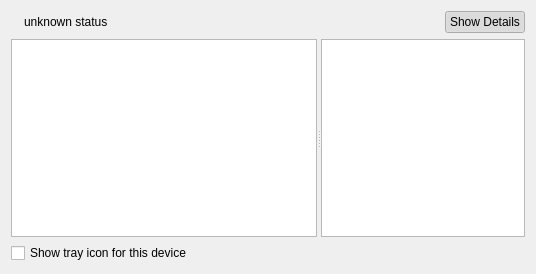
First picture: the form in qnut/devdet.ui, repository dosnut/nut, before the edit.
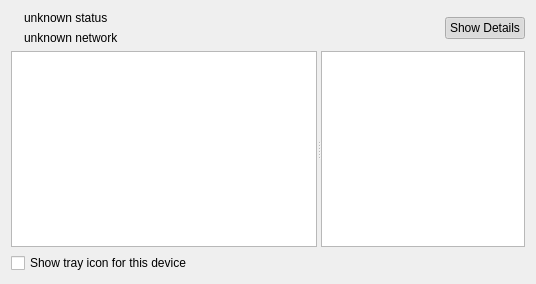
Second picture: the form after the edit. Icons and pictures are not drawn.

Commit message: [qnut] added "copy property" for env/iface details and added network info

```diff
--- a/qnut/devdet.ui
+++ b/qnut/devdet.ui
@@ -1,25 +1,25 @@
 <ui version="4.0" >
  <author>Oliver Groß</author>
  <class>devdet</class>
- <widget class="QWidget" name="devdet" >
-  <property name="geometry" >
+ <widget class="QWidget" name="devdet">
+  <property name="geometry">
    <rect>
     <x>0</x>
     <y>0</y>
     <width>536</width>
-    <height>274</height>
+    <height>284</height>
    </rect>
   </property>
   <property name="windowTitle" >
    <string>Device Details</string>
   </property>
-  <layout class="QVBoxLayout" >
+  <layout class="QVBoxLayout" name="verticalLayout_2">
    <item>
-    <layout class="QHBoxLayout" >
+    <layout class="QHBoxLayout" name="horizontalLayout">
      <item>
-      <widget class="QLabel" name="iconLabel" >
-       <property name="sizePolicy" >
-        <sizepolicy vsizetype="Preferred" hsizetype="Preferred" >
+      <widget class="QLabel" name="iconLabel">
+       <property name="sizePolicy">
+        <sizepolicy hsizetype="Preferred" vsizetype="Preferred">
          <horstretch>0</horstretch>
          <verstretch>0</verstretch>
         </sizepolicy>
@@ -30,27 +30,41 @@
        <property name="pixmap" >
         <pixmap>../../../../../../usr/share/qnut/icons/clear.png</pixmap>
        </property>
+       <property name="alignment">
+        <set>Qt::AlignLeading|Qt::AlignLeft|Qt::AlignTop</set>
+       </property>
       </widget>
      </item>
      <item>
-      <widget class="QLabel" name="statusLabel" >
-       <property name="sizePolicy" >
-        <sizepolicy vsizetype="Preferred" hsizetype="Preferred" >
-         <horstretch>0</horstretch>
-         <verstretch>0</verstretch>
-        </sizepolicy>
-       </property>
-       <property name="text" >
-        <string>unknown status</string>
-       </property>
-      </widget>
+      <layout class="QVBoxLayout" name="verticalLayout">
+       <item>
+        <widget class="QLabel" name="statusLabel">
+         <property name="sizePolicy">
+          <sizepolicy hsizetype="Preferred" vsizetype="Preferred">
+           <horstretch>0</horstretch>
+           <verstretch>0</verstretch>
+          </sizepolicy>
+         </property>
+         <property name="text">
+          <string>unknown status</string>
+         </property>
+        </widget>
+       </item>
+       <item>
+        <widget class="QLabel" name="networkLabel">
+         <property name="text">
+          <string>unknown network</string>
+         </property>
+        </widget>
+       </item>
+      </layout>
      </item>
      <item>
-      <spacer>
-       <property name="orientation" >
+      <spacer name="horizontalSpacer">
+       <property name="orientation">
         <enum>Qt::Horizontal</enum>
        </property>
-       <property name="sizeHint" >
+       <property name="sizeHint" stdset="0">
         <size>
          <width>161</width>
          <height>20</height>
@@ -59,8 +73,8 @@
       </spacer>
      </item>
      <item>
-      <widget class="QPushButton" name="detailsButton" >
-       <property name="text" >
+      <widget class="QPushButton" name="detailsButton">
+       <property name="text">
         <string>Show Details</string>
        </property>
        <property name="checkable" >
@@ -74,9 +88,9 @@
     </layout>
    </item>
    <item>
-    <widget class="QSplitter" name="splitter" >
-     <property name="sizePolicy" >
-      <sizepolicy vsizetype="Expanding" hsizetype="Expanding" >
+    <widget class="QSplitter" name="splitter">
+     <property name="sizePolicy">
+      <sizepolicy hsizetype="Expanding" vsizetype="Expanding">
        <horstretch>0</horstretch>
        <verstretch>0</verstretch>
       </sizepolicy>
@@ -112,8 +126,8 @@
     </widget>
    </item>
    <item>
-    <widget class="QCheckBox" name="showTrayCheck" >
-     <property name="text" >
+    <widget class="QCheckBox" name="showTrayCheck">
+     <property name="text">
       <string>Show tray icon for this device</string>
      </property>
     </widget>
```
Left out of the diff: 38 changed lines with no effect on the pictures. The commit also changes 4 other files.
